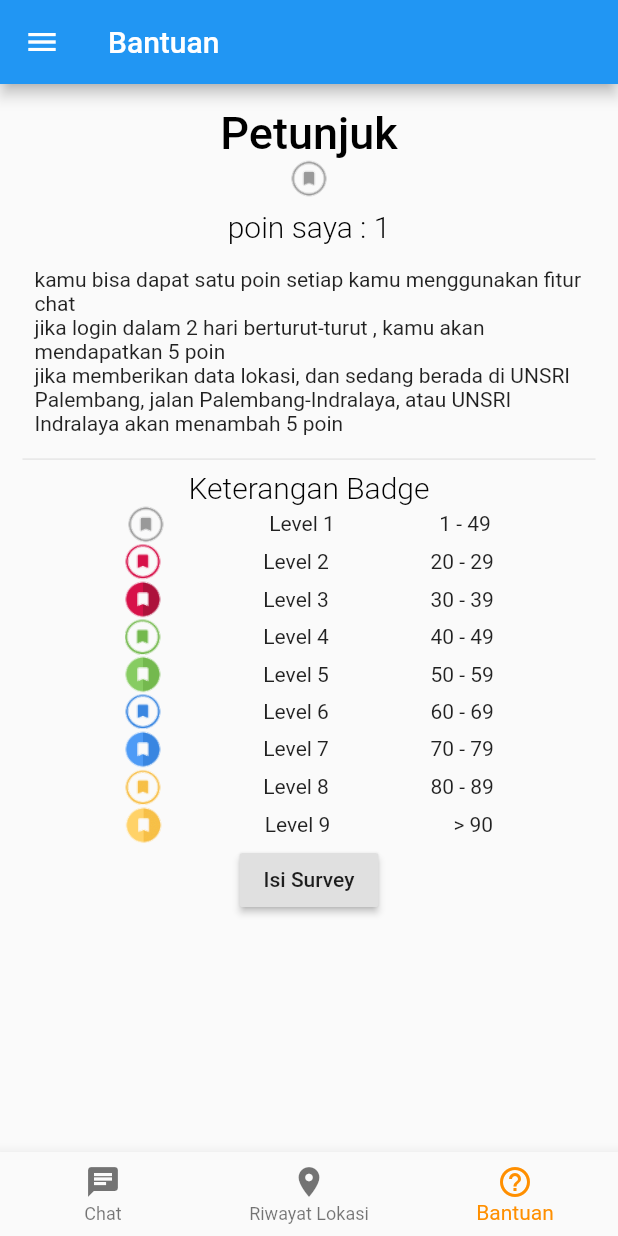
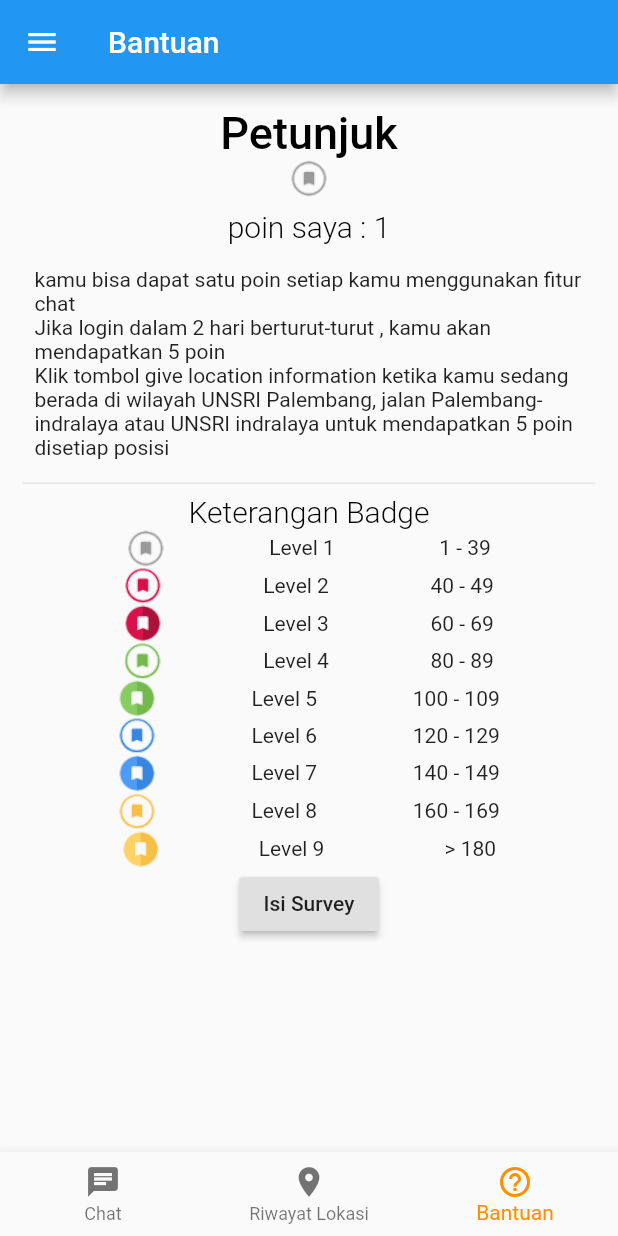
Before and after one commit to suwardhana/unsrichat, a Flutter app: the screen it shows after launch, item 3 of the bottom bar chosen, on a phone screen of 412 x 824 dp. Run offline on Flutter 3.47's test engine with Material 2 defaults, Android fonts, the phone set to English and light mode, and no system bars; our stand-ins replace firebase_auth, firebase_database, geolocator, google_sign_in, shared_preferences; accounts and stored records are empty; network calls fail.

Commit message:
better text

```diff
--- a/lib/mypoint.dart
+++ b/lib/mypoint.dart
@@ -55,9 +55,9 @@ class _MyPoinState extends State<MyPoin> {
               Text(
                   "kamu bisa dapat satu poin setiap kamu menggunakan fitur chat"),
               Text(
-                  "jika login dalam 2 hari berturut-turut , kamu akan mendapatkan 5 poin"),
+                  "Jika login dalam 2 hari berturut-turut , kamu akan mendapatkan 5 poin"),
               Text(
-                  "jika memberikan data lokasi, dan sedang berada di UNSRI Palembang, jalan Palembang-Indralaya, atau UNSRI Indralaya akan menambah 5 poin"),
+                  "Klik tombol give location information ketika kamu sedang berada di wilayah UNSRI Palembang, jalan Palembang-indralaya atau UNSRI indralaya untuk mendapatkan 5 poin disetiap posisi"),
             ],
           ),
         ),
@@ -104,7 +104,7 @@ class _MyPoinState extends State<MyPoin> {
   Widget _gambar(String poin) {
     int poin2 = int.parse(poin);
     var level;
-    level = poin2 / 10;
+    level = poin2 / 20;
     level = level.toInt();
     if (level < 1) {
       level = 1;
@@ -128,14 +128,14 @@ class _MyPoinState extends State<MyPoin> {
 }
 
 Widget _badgeImage2(int level) {
-  var v = ((level) * 10);
+  var v = ((level) * 20);
   var v2 = v + 9;
   String v3 = v.toString() + " - " + v2.toString();
   if (level < 2) {
-    v3 = "1 - 49";
+    v3 = "1 - 39";
   }
   if (level > 8) {
-    v3 = "    > 90";
+    v3 = "    > 180";
   }
   return Row(
       mainAxisAlignment: MainAxisAlignment.spaceEvenly,
```
